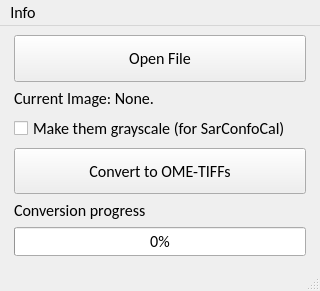
The window that window.ui (IuliiaBaglaeva/BioTIFF-Converter) describes before a commit, drawn with Qt 5.
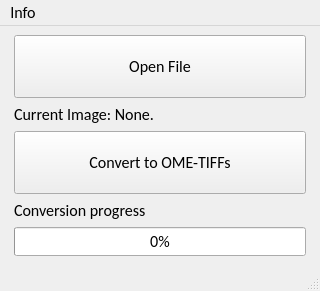
The same window after the commit.

Commit message: LIFs are now converted

What changed in the file:
```diff
--- a/window.ui
+++ b/window.ui
@@ -85,13 +85,6 @@
         </property>
        </widget>
       </item>
-      <item>
-       <widget class="QCheckBox" name="GrayScaleCheckBox">
-        <property name="text">
-         <string>Make them grayscale (for SarConfoCal)</string>
-        </property>
-       </widget>
-      </item>
       <item>
        <widget class="QPushButton" name="ButtonOutput">
         <property name="sizePolicy">
```
The commit also changes 2 other files.
